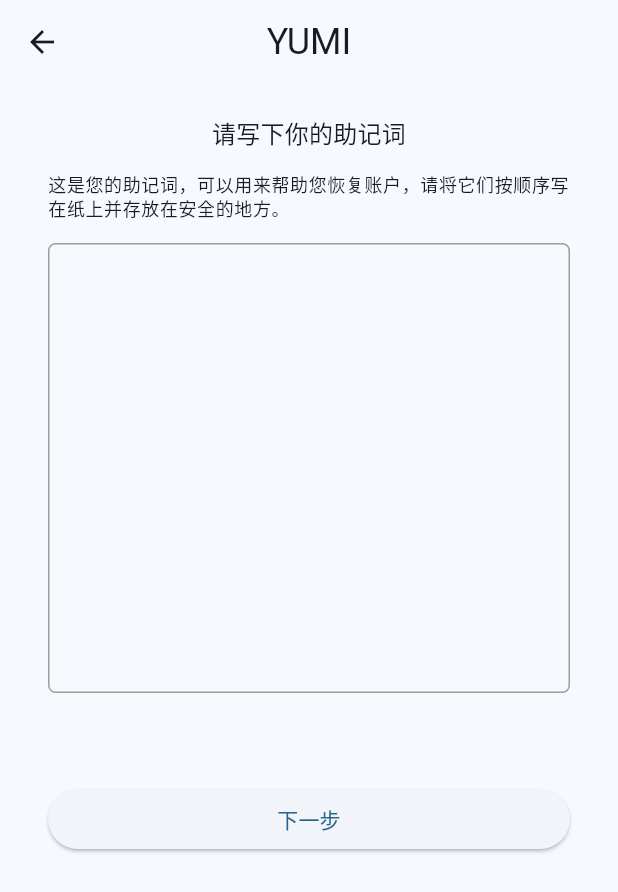
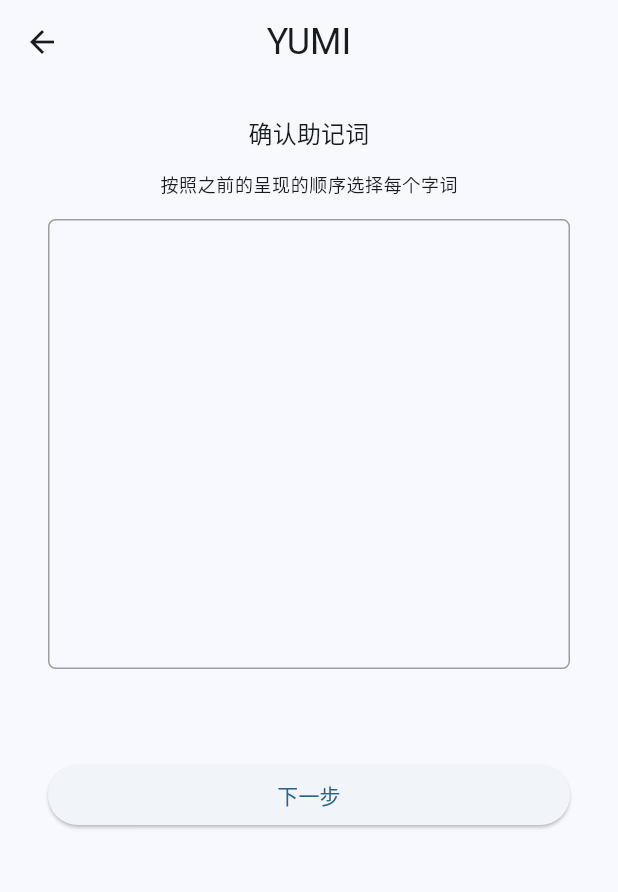
Before and after one commit to leege100/yumi, a Flutter app: the GenerateMnemonicPage screen opened by its route, after a tap on "下一步", on a phone screen of 412 x 824 dp. Shown: the top 892 px of the screen. Run offline on Flutter 3.47's test engine with Material 2 defaults, Android fonts, the phone set to English and light mode, and no system bars; missing offline and left inert: bip39.

Commit message:
add confirm mnemonic page

```diff
--- a/lib/src/com/yumi/wallet/confirm_mnemonic_page.dart
+++ b/lib/src/com/yumi/wallet/confirm_mnemonic_page.dart
@@ -0,0 +1,74 @@
+import 'package:bip39/bip39.dart' as bip39;
+import 'package:flutter/material.dart';
+import 'package:yumi/src/com/yumi/wallet/strings.dart';
+
+class ConfirmMnemonicPage extends StatefulWidget {
+  const ConfirmMnemonicPage({super.key});
+
+  @override
+  State<StatefulWidget> createState() {
+    return _ConfirmMnemonicPageState();
+  }
+}
+
+class _ConfirmMnemonicPageState extends State<ConfirmMnemonicPage> {
+
+  String _memo = "";
+
+  @override
+  Widget build(BuildContext context) {
+    _memo = bip39.generateMnemonic();
+    List<String> _memoString = _memo.split(" ");
+    return Scaffold(
+      appBar: AppBar(
+        backgroundColor: Colors.transparent,
+        centerTitle: true,
+        title: Text(
+          Strings.appName,
+          style: Theme.of(context).textTheme.headlineSmall,
+          textAlign: TextAlign.center,
+        ),
+      ),
+      body: Padding(
+        padding: const EdgeInsets.symmetric(horizontal: 32),
+        //apply padding horizontal or vertical only
+        child: Column(
+          children: [
+            const SizedBox(height: 20),
+            Text(
+              Strings.confirmYourMnemonic,
+              style: Theme.of(context).textTheme.titleMedium,
+              textAlign: TextAlign.center,
+            ),
+            const SizedBox(height: 15),
+            Text(
+              Strings.confirmYourMnemonicHint,
+              style: Theme.of(context).textTheme.bodySmall,
+              textAlign: TextAlign.start,
+            ),
+            Container(
+              margin: const EdgeInsets.only(top: 15),
+              padding: const EdgeInsets.symmetric(vertical: 10, horizontal: 10),
+              alignment: const Alignment(0, 0),
+              height: 300,
+              width: double.infinity,
+              decoration: BoxDecoration(
+                color: Colors.transparent,
+                borderRadius: const BorderRadius.all(Radius.circular(5.0)),
+                border: Border.all(width: 1, color: Colors.grey),
+              ),
+            ),
+            const SizedBox(height: 60),
+            ElevatedButton(
+                onPressed: () {
+                },
+                child: const SizedBox(
+                  width: double.infinity,
+                  child: Text(Strings.nextStep, textAlign: TextAlign.center),
+                ))
+          ],
+        ),
+      ),
+    );
+  }
+}
--- a/lib/src/com/yumi/wallet/generate_mnemonic_page.dart
+++ b/lib/src/com/yumi/wallet/generate_mnemonic_page.dart
@@ -1,5 +1,6 @@
 import 'package:bip39/bip39.dart' as bip39;
 import 'package:flutter/material.dart';
+import 'package:yumi/src/com/yumi/wallet/routes.dart';
 import 'package:yumi/src/com/yumi/wallet/strings.dart';
 
 class GenerateMnemonicPage extends StatefulWidget {
@@ -64,6 +65,7 @@ class _GenerateMnemonicPageState extends State<GenerateMnemonicPage> {
             const SizedBox(height: 60),
             ElevatedButton(
                 onPressed: () {
+                  Navigator.of(context).pushNamed(Routes.confirmMnemonic);
                 },
                 child: const SizedBox(
                   width: double.infinity,
--- a/lib/src/com/yumi/wallet/main.dart
+++ b/lib/src/com/yumi/wallet/main.dart
@@ -4,6 +4,7 @@ import 'package:yumi/src/com/yumi/wallet/login_landing_page.dart';
 import 'package:yumi/src/com/yumi/wallet/login_password_page.dart';
 import 'package:yumi/src/com/yumi/wallet/routes.dart';
 
+import 'confirm_mnemonic_page.dart';
 import 'generate_mnemonic_page.dart';
 
 void main() {
@@ -28,6 +29,7 @@ class YumiApp extends StatelessWidget {
         Routes.loginLanding : (context) => const LoginLandingPage(),
         Routes.generateMnemonic : (context) => const GenerateMnemonicPage(),
         Routes.loginPassword : (context) => const LoginPasswordPage(),
+        Routes.confirmMnemonic : (context) => const ConfirmMnemonicPage(),
       },
     );
   }
--- a/lib/src/com/yumi/wallet/strings.dart
+++ b/lib/src/com/yumi/wallet/strings.dart
@@ -36,5 +36,6 @@ class Strings {
   static const String writeDownYourMnemonic = "请写下你的助记词";
   static const String mnemonicPhraseDesc = "这是您的助记词，可以用来帮助您恢复账户，请将它们按顺序写在纸上并存放在安全的地方。";
   static const String confirmYourMnemonic = "确认助记词";
+  static const String confirmYourMnemonicHint = "按照之前的呈现的顺序选择每个字词";
 
 }
```
